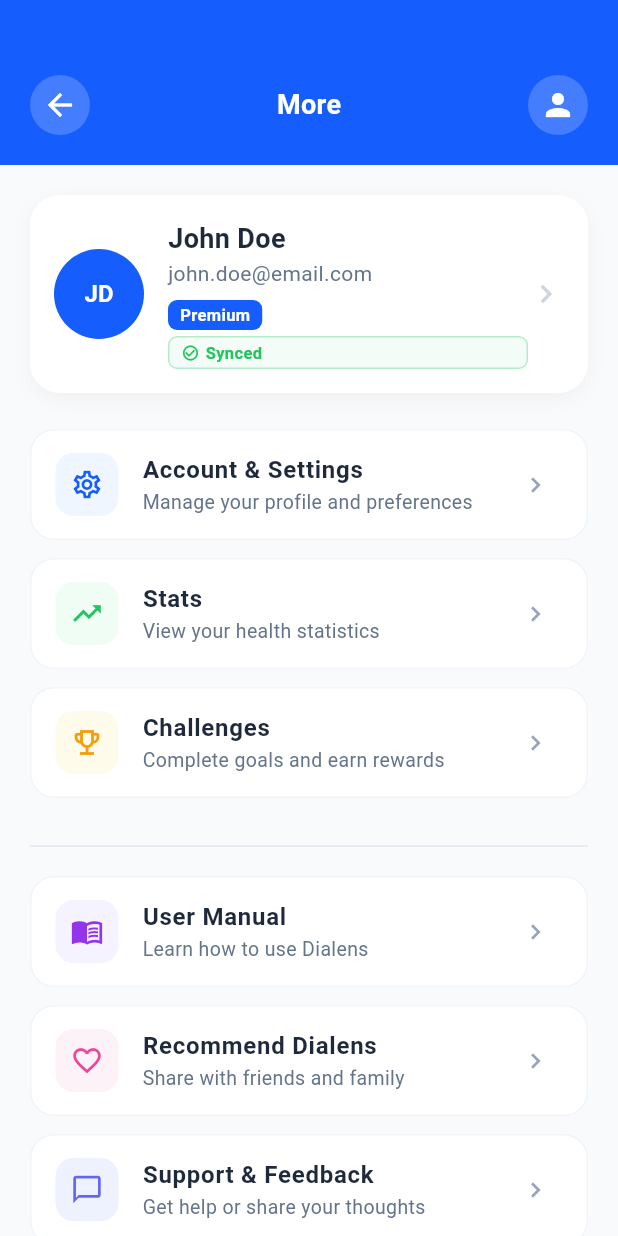
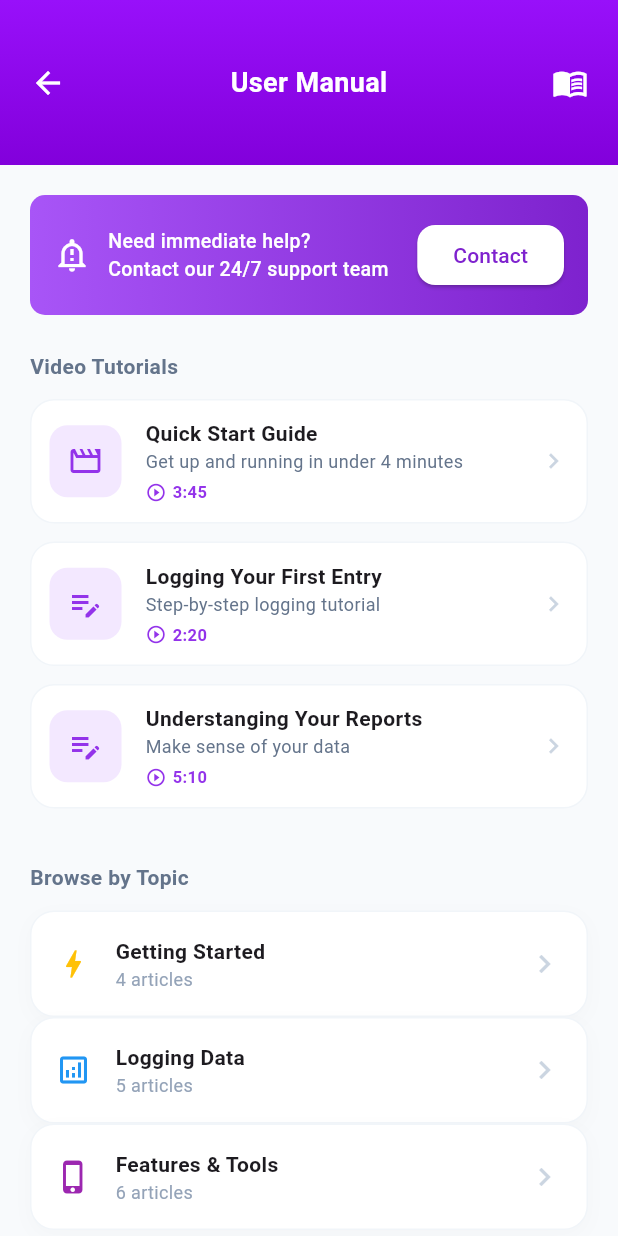
Before and after one commit to IsmailCoder366/Dialens, a Flutter app: the MoreScreen screen opened directly, after a tap on "User Manual", on a phone screen of 412 x 824 dp. Run offline on Flutter 3.47's test engine with Material 3 defaults, Android fonts, the phone set to English and light mode, and no system bars; our stand-ins replace fl_chart.

Commit message:
user manual screen completed

```diff
--- a/lib/core/utils/app_router.dart
+++ b/lib/core/utils/app_router.dart
@@ -1,6 +1,7 @@
 import 'package:dialens/features/challenges/screens/challenge_screen.dart';
 import 'package:dialens/features/onboarding/screens/onboarding_profile_screen.dart';
 import 'package:dialens/features/profile/screens/account_and_settings.dart';
+import 'package:dialens/features/user_manual/screens/user_manual_screen.dart';
 import 'package:flutter/material.dart';
 import '../../features/auth/screens/signin_screen.dart';
 import '../../features/auth/screens/signup_screen.dart';
@@ -40,6 +41,9 @@ class AppRouter {
       case AppRouteNames.challenges:
         return MaterialPageRoute(builder: (_) => const ChallengesScreen());
 
+      case AppRouteNames.user_manual:
+        return MaterialPageRoute(builder: (_) => const UserManualScreen());
+
       default:
         return MaterialPageRoute(
           builder: (_) => Scaffold(
--- a/lib/core/utils/app_routes_names.dart
+++ b/lib/core/utils/app_routes_names.dart
@@ -16,4 +16,5 @@ class AppRouteNames {
   static const String account_settings = '/account settings';
   static const String stat = '/stat';
   static const String challenges = '/challenges';
+  static const String user_manual = '/user manual';
 }
--- a/lib/features/profile/screens/more_screens.dart
+++ b/lib/features/profile/screens/more_screens.dart
@@ -95,7 +95,9 @@ class MoreScreen extends StatelessWidget {
                   iconBgColor: const Color(0xFFF5F3FF),
                   title: "User Manual",
                   subtitle: "Learn how to use Dialens",
-                  onTap: () {},
+                  onTap: () {
+                    Navigator.pushNamed(context, AppRouteNames.user_manual);
+                  },
                 ),
                 MenuTile(
                   icon: Icons.favorite_border,
--- /dev/null
+++ b/lib/features/user_manual/screens/user_manual_screen.dart
@@ -0,0 +1,208 @@
+import 'package:flutter/material.dart';
+import '../../../core/app_colors.dart';
+import '../../stat/widgets/action_card.dart';
+import '../widgets/manual_app_bar.dart';
+import '../widgets/tutorial_card.dart';
+
+class UserManualScreen extends StatelessWidget {
+  const UserManualScreen({super.key});
+
+  @override
+  Widget build(BuildContext context) {
+    return Scaffold(
+      backgroundColor: const Color(0xFFF8FAFC),
+      appBar: const ManualAppBar(),
+      body: SingleChildScrollView(
+        padding: const EdgeInsets.all(20),
+        child: Column(
+          crossAxisAlignment: CrossAxisAlignment.start,
+          children: [
+            /// --- URGENT HELP BANNER ---
+            _buildUrgentBanner(),
+            const SizedBox(height: 24),
+
+            /// --- video Toturials ---
+            const Text("Video Tutorials", style: TextStyle(color: Color(0xFF64748B), fontWeight: FontWeight.bold)),
+            const SizedBox(height: 12),
+            const TutorialCard(
+              icon: Icons.movie_outlined,
+              title: "Quick Start Guide",
+              subtitle: "Get up and running in under 4 minutes",
+              duration: "3:45",
+            ),
+            const TutorialCard(
+              icon: Icons.edit_note_outlined,
+              title: "Logging Your First Entry",
+              subtitle: "Step-by-step logging tutorial",
+              duration: "2:20",
+            ),
+            const TutorialCard(
+              icon: Icons.edit_note_outlined,
+              title: "Understanging Your Reports",
+              subtitle: "Make sense of your data",
+              duration: "5:10",
+            ),
+            const SizedBox(height: 24),
+
+
+            const Text("Browse by Topic", style: TextStyle(color: Color(0xFF64748B), fontWeight: FontWeight.bold)),
+            const SizedBox(height: 12),
+            _buildTopicSection(Icons.bolt, "Getting Started", "4 articles", Colors.amber),
+            _buildTopicSection(Icons.analytics_outlined, "Logging Data", "5 articles", Colors.blue),
+            _buildTopicSection(Icons.phone_iphone, "Features & Tools", "6 articles", Colors.purple),
+
+            const SizedBox(height: 24),
+            const Text("Frequently Asked Questions", style: TextStyle(color: Color(0xFF64748B), fontWeight: FontWeight.bold)),
+            const SizedBox(height: 12),
+            _buildFaqItem("How do I connect my CGM?"),
+            _buildFaqItem("Is my health data secure?"),
+
+            const SizedBox(height: 32),
+            _buildSupportFooter(),
+          ],
+        ),
+      ),
+    );
+  }
+
+  Widget _buildUrgentBanner() {
+    return Container(
+      padding: const EdgeInsets.all(16),
+      decoration: BoxDecoration(
+        gradient: const LinearGradient(colors: [Color(0xFFA855F7), Color(0xFF7E22CE)]),
+        borderRadius: BorderRadius.circular(10),
+      ),
+      child: Row(
+        children: [
+          const Icon(Icons.notification_important_outlined, color: Colors.white),
+          const SizedBox(width: 12),
+          const Expanded(
+            child: Text("Need immediate help?\nContact our 24/7 support team",
+                style: TextStyle(color: Colors.white, fontSize: 13, fontWeight: FontWeight.w500)),
+          ),
+          ElevatedButton(
+            onPressed: () {},
+            style: ElevatedButton.styleFrom(
+              backgroundColor: Colors.white,
+              foregroundColor: const Color(0xFF7E22CE),
+              shape: RoundedRectangleBorder(borderRadius: BorderRadius.circular(12)),
+            ),
+            child: const Text("Contact"),
+          )
+        ],
+      ),
+    );
+  }
+
+  Widget _buildTopicSection(IconData icon, String title, String count, Color iconColor) {
+    return ActionCard(
+
+      child: Row(
+        children: [
+          Icon(icon, color: iconColor),
+          const SizedBox(width: 16),
+          Expanded(
+            child: Column(
+              crossAxisAlignment: CrossAxisAlignment.start,
+              children: [
+                Text(title, style: const TextStyle(fontWeight: FontWeight.bold)),
+                Text(count, style: const TextStyle(color: Color(0xFF94A3B8), fontSize: 12)),
+              ],
+            ),
+          ),
+          const Icon(Icons.chevron_right, color: Color(0xFFCBD5E1)),
+        ],
+      ),
+    );
+  }
+
+  Widget _buildFaqItem(String question) {
+    return ActionCard(
+
+      padding: const EdgeInsets.symmetric(horizontal: 16, vertical: 12),
+      child: Row(
+        mainAxisAlignment: MainAxisAlignment.spaceBetween,
+        children: [
+          Text(question, style: const TextStyle(fontSize: 14, fontWeight: FontWeight.w500)),
+          const Icon(Icons.expand_more, color: Color(0xFF94A3B8)),
+        ],
+      ),
+    );
+  }
+
+  Widget _buildSupportFooter() {
+    return Container(
+      padding: const EdgeInsets.all(24),
+      decoration: BoxDecoration(
+        color: Colors.white,
+        borderRadius: BorderRadius.circular(24),
+        border: Border.all(color: const Color(0xFFF1F5F9)),
+      ),
+      child: Column(
+        children: [
+          const CircleAvatar(
+            backgroundColor: Color(0xFFF3E8FF),
+            child: Icon(Icons.help_outline, color: Color(0xFF9333EA)),
+          ),
+          const SizedBox(height: 16),
+          const Text("Still Need Help?", style: TextStyle(fontWeight: FontWeight.bold, fontSize: 16)),
+          const Text("Our support team is available 24/7 to assist you",
+              textAlign: TextAlign.center, style: TextStyle(color: Color(0xFF64748B), fontSize: 13)),
+          const SizedBox(height: 20),
+          Row(
+            children: [
+              Expanded(
+                child: OutlinedButton(
+                  onPressed: () {
+                    // Add chat logic here
+                  },
+                  style: OutlinedButton.styleFrom(
+                    // Blue text color
+                    foregroundColor: const Color(0xFF2563EB),
+                    // Blue border line
+                    side: const BorderSide(color: Color(0xFF2563EB), width: 1.5),
+                    padding: const EdgeInsets.symmetric(vertical: 16),
+                    shape: RoundedRectangleBorder(
+                      borderRadius: BorderRadius.circular(12),
+                    ),
+                  ),
+                  child: const Text(
+                    "Chat Support",
+                    style: TextStyle(
+                      fontWeight: FontWeight.bold,
+                      fontSize: 14,
+                    ),
+                  ),
+                ),
+              ),
+              const SizedBox(width: 12),
+              Expanded(
+                child: ElevatedButton(
+                  onPressed: () {
+                    // Add email logic here
+                  },
+                  style: ElevatedButton.styleFrom(
+                    backgroundColor: const Color(0xFF2563EB), // Using the vibrant blue from the footer
+                    foregroundColor: Colors.white,
+                    elevation: 0,
+                    padding: const EdgeInsets.symmetric(vertical: 16),
+                    shape: RoundedRectangleBorder(
+                      borderRadius: BorderRadius.circular(12),
+                    ),
+                  ),
+                  child: const Text(
+                    "Email Us",
+                    style: TextStyle(
+                      fontWeight: FontWeight.bold,
+                      fontSize: 14,
+                    ),
+                  ),
+                ),
+              ),
+            ],
+          )
+        ],
+      ),
+    );
+  }
+}
--- /dev/null
+++ b/lib/features/user_manual/widgets/manual_app_bar.dart
@@ -0,0 +1,47 @@
+import 'package:flutter/material.dart';
+
+class ManualAppBar extends StatelessWidget implements PreferredSizeWidget {
+  final String title;
+
+  const ManualAppBar({super.key, this.title = "User Manual"});
+
+  @override
+  Size get preferredSize => const Size.fromHeight(110);
+
+  @override
+  Widget build(BuildContext context) {
+    return Container(
+      padding: EdgeInsets.only(top: MediaQuery.of(context).padding.top),
+      decoration: const BoxDecoration(
+        gradient: LinearGradient(
+          begin: Alignment.topCenter,
+          end: Alignment.bottomCenter,
+          colors: [Color(0xFF9810FA), Color(0xFF8200DB)],
+        ),
+
+      ),
+      child: Column(
+        mainAxisAlignment: MainAxisAlignment.center,
+        children: [
+          Padding(
+            padding: const EdgeInsets.symmetric(horizontal: 8, vertical: 8),
+            child: Row(
+              mainAxisAlignment: MainAxisAlignment.spaceBetween,
+              children: [
+                IconButton(
+                  icon: const Icon(Icons.arrow_back, color: Colors.white),
+                  onPressed: () => Navigator.pop(context),
+                ),
+                Text(title, style: const TextStyle(color: Colors.white, fontSize: 18, fontWeight: FontWeight.bold)),
+                IconButton(
+                  icon: const Icon(Icons.menu_book_outlined, color: Colors.white),
+                  onPressed: () {},
+                ),
+              ],
+            ),
+          ),
+        ],
+      ),
+    );
+  }
+}
--- /dev/null
+++ b/lib/features/user_manual/widgets/tutorial_card.dart
@@ -0,0 +1,88 @@
+import 'package:flutter/material.dart';
+
+class TutorialCard extends StatelessWidget {
+  final IconData icon;
+  final String title;
+  final String subtitle;
+  final String duration;
+  final VoidCallback? onTap; // Added for interactivity
+
+  const TutorialCard({
+    super.key,
+    required this.icon,
+    required this.title,
+    required this.subtitle,
+    required this.duration,
+    this.onTap,
+  });
+
+  @override
+  Widget build(BuildContext context) {
+    return InkWell( // Wrapped in InkWell to handle taps
+      onTap: onTap,
+      borderRadius: BorderRadius.circular(16),
+      child: Container(
+        margin: const EdgeInsets.only(bottom: 12),
+        padding: const EdgeInsets.all(12),
+        decoration: BoxDecoration(
+          color: Colors.white,
+          borderRadius: BorderRadius.circular(16),
+          border: Border.all(color: const Color(0xFFF1F5F9)),
+        ),
+        child: Row(
+          children: [
+            // Icon Section
+            Container(
+              padding: const EdgeInsets.all(12),
+              decoration: BoxDecoration(
+                  color: const Color(0xFFF3E8FF),
+                  borderRadius: BorderRadius.circular(12)
+              ),
+              child: Icon(icon, color: const Color(0xFF9333EA)),
+            ),
+            const SizedBox(width: 16),
+
+            // Text Content Section
+            Expanded(
+              child: Column(
+                crossAxisAlignment: CrossAxisAlignment.start,
+                children: [
+                  Text(
+                      title,
+                      style: const TextStyle(fontWeight: FontWeight.bold, fontSize: 14)
+                  ),
+                  Text(
+                      subtitle,
+                      style: const TextStyle(color: Color(0xFF64748B), fontSize: 12)
+                  ),
+                  const SizedBox(height: 4),
+                  Row(
+                    children: [
+                      const Icon(Icons.play_circle_outline, size: 14, color: Color(0xFF9333EA)),
+                      const SizedBox(width: 4),
+                      Text(
+                          duration,
+                          style: const TextStyle(
+                              color: Color(0xFF9333EA),
+                              fontSize: 11,
+                              fontWeight: FontWeight.bold
+                          )
+                      ),
+                    ],
+                  )
+                ],
+              ),
+            ),
+
+            // --- TRAILING ICON ADDED HERE ---
+            const Icon(
+              Icons.chevron_right,
+              color: Color(0xFFCBD5E1), // Subtle grey matching your browse topics
+              size: 20,
+            ),
+          ],
+        ),
+      ),
+    );
+  }
+}
```
Also changed, not shown: lib/features/challenges/screens/challenge_screen.dart (+5 -2 lines).
